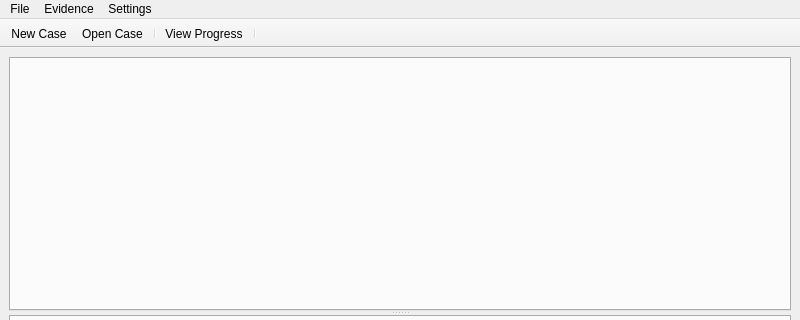
The window that main/wombatforensics.ui (pjrinaldi/wombatforensics) describes before a commit, drawn with Qt 5; both pictures show x 0 to 800 and y 0 to 320 of the 800 by 600 pixel window.
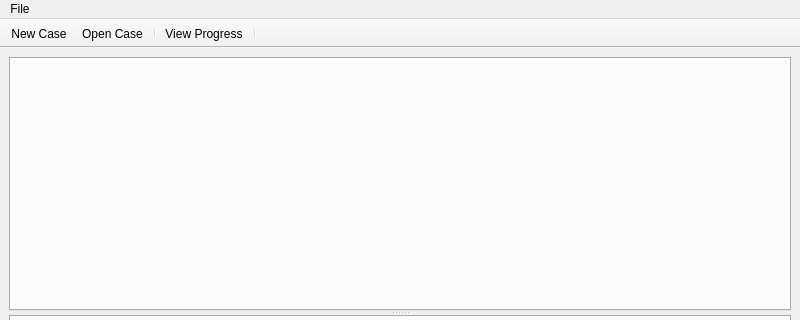
The same window after the commit. Icons and pictures are not drawn.

The edit to the form file:
```diff
--- a/main/wombatforensics.ui
+++ b/main/wombatforensics.ui
@@ -53,19 +53,7 @@
     <addaction name="separator"/>
     <addaction name="actionExit"/>
    </widget>
-   <widget class="QMenu" name="menuEvidence">
-    <property name="title">
-     <string>Evidence</string>
-    </property>
-   </widget>
-   <widget class="QMenu" name="menuSettings">
-    <property name="title">
-     <string>Settings</string>
-    </property>
-   </widget>
    <addaction name="menuFile"/>
-   <addaction name="menuEvidence"/>
-   <addaction name="menuSettings"/>
   </widget>
   <widget class="QStatusBar" name="mainStatusbar"/>
   <widget class="QToolBar" name="mainToolBar">
```
